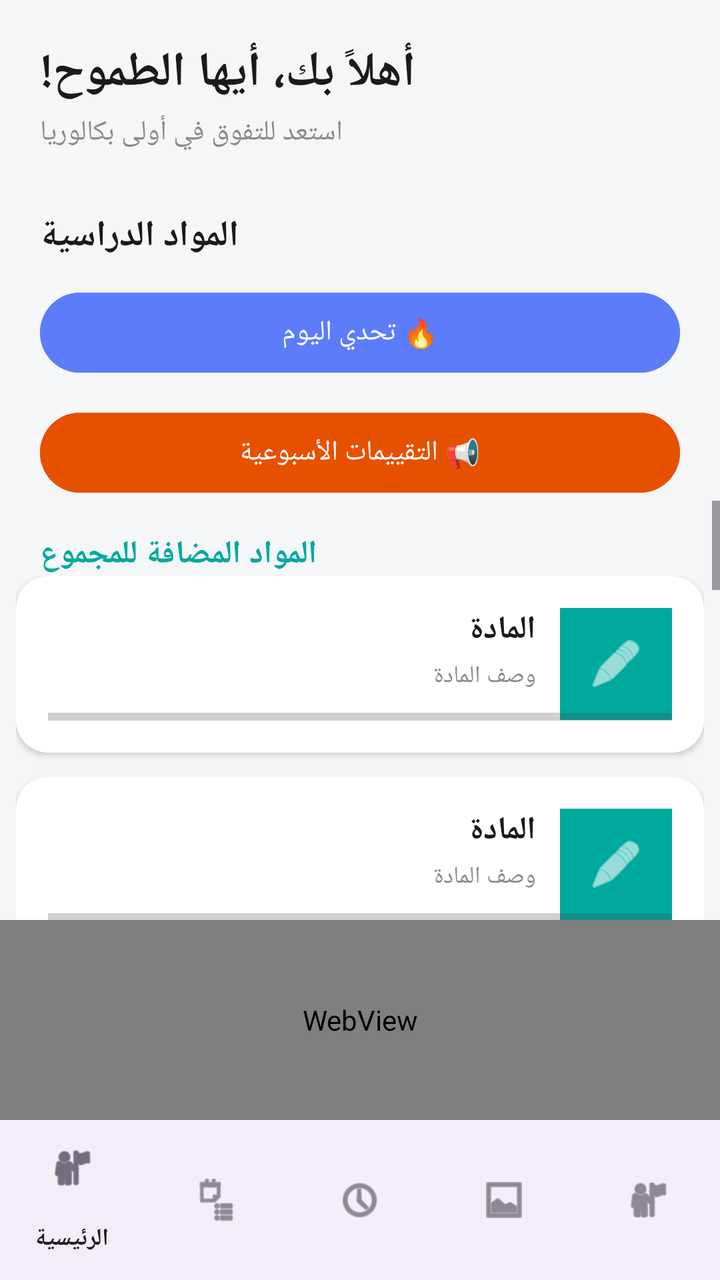
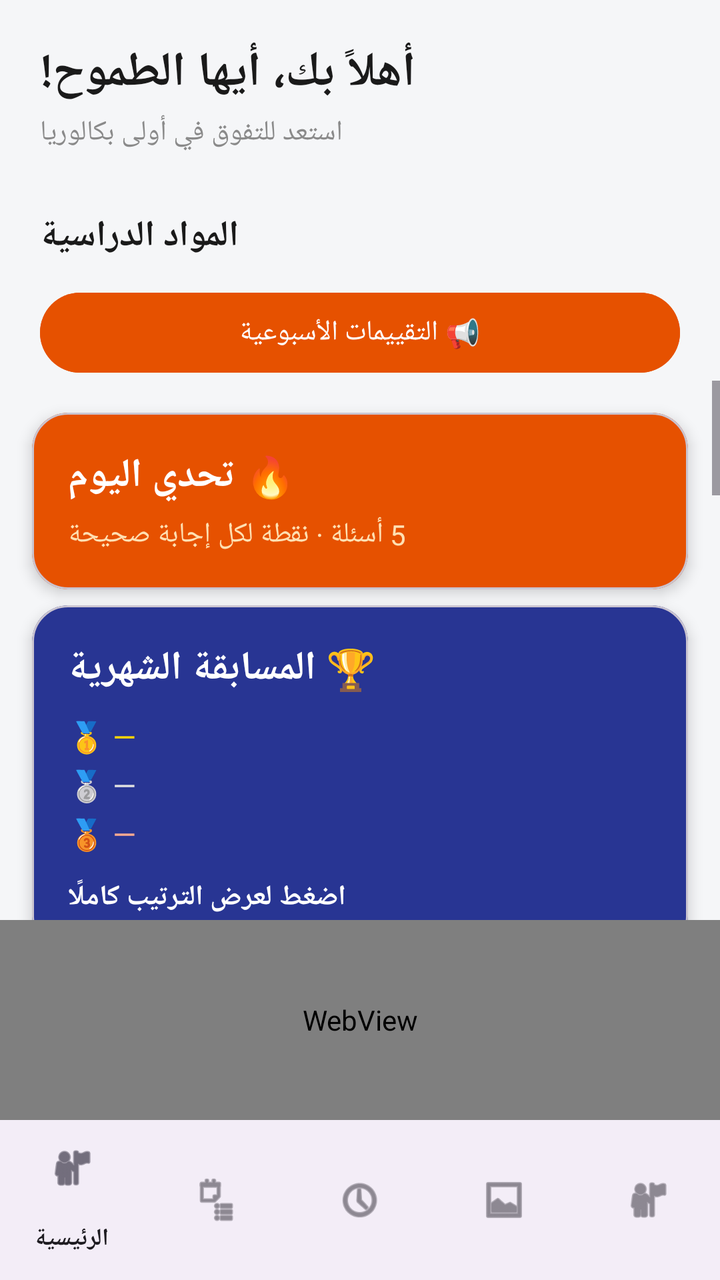

The first picture is an Android layout as it rendered before a commit; the second is the same layout after the commit. The layout source and the unified diff follow.
<!-- AndroidManifest.xml: application theme Theme.1Bac -->
<!-- res/layout/activity_main.xml -->
<?xml version="1.0" encoding="utf-8"?>
<LinearLayout xmlns:android="http://schemas.android.com/apk/res/android"
    xmlns:app="http://schemas.android.com/apk/res-auto"
    android:layout_width="match_parent"
    android:layout_height="match_parent"
    android:orientation="vertical" android:id="@+id/main"
    android:background="@color/bg_gray">

    <LinearLayout
        android:layout_width="match_parent"
        android:layout_height="wrap_content"
        android:orientation="vertical"
        android:padding="20dp">

        <TextView
            android:layout_width="wrap_content"
            android:layout_height="wrap_content"
            android:text="أهلاً بك، أيها الطموح!"
            android:textSize="24sp"
            android:textStyle="bold"
            android:textColor="@color/text_dark" />

        <TextView
            android:layout_width="wrap_content"
            android:layout_height="wrap_content"
            android:layout_marginTop="4dp"
            android:text="استعد للتفوق في أولى بكالوريا"
            android:textSize="14sp"
            android:textColor="@color/text_gray" />
    </LinearLayout>

    <TextView
        android:layout_width="wrap_content"
        android:layout_height="wrap_content"
        android:layout_marginStart="20dp"
        android:layout_marginTop="10dp"
        android:text="المواد الدراسية"
        android:textSize="18sp"
        android:textStyle="bold"
        android:textColor="@color/text_dark" />
    <Button
    android:id="@+id/btnDailyChallenge"
    android:layout_width="match_parent"
    android:layout_height="wrap_content"
    android:layout_marginHorizontal="20dp"
    android:layout_marginTop="12dp"
    android:text="🔥 تحدي اليوم"
    android:backgroundTint="#5C7CFA"
    android:textColor="#FFFFFF" />
    <Button
        android:id="@+id/btnWeeklyUpdates"
        android:layout_width="match_parent"
        android:layout_height="wrap_content"
        android:layout_marginHorizontal="20dp"
        android:layout_marginTop="12dp"
        android:text="📢 التقييمات الأسبوعية"
        android:backgroundTint="#E65100"
        android:textColor="#FFFFFF" />

    <ScrollView
        android:layout_width="match_parent"
        android:layout_height="0dp"
        android:layout_weight="1">

        <LinearLayout
            android:layout_width="match_parent"
            android:layout_height="wrap_content"
            android:orientation="vertical"
            android:padding="8dp">

            <TextView
                android:layout_width="wrap_content"
                android:layout_height="wrap_content"
                android:layout_marginStart="12dp"
                android:layout_marginTop="8dp"
                android:text="المواد المضافة للمجموع"
                android:textSize="16sp"
                android:textStyle="bold"
                android:textColor="@color/teal_primary"/>

            <LinearLayout
                android:layout_width="match_parent"
                android:layout_height="wrap_content"
                android:orientation="vertical">
                <include layout="@layout/item_subject" android:id="@+id/cardArabic" />
                <include layout="@layout/item_subject" android:id="@+id/cardEnglish" />
                <include layout="@layout/item_subject" android:id="@+id/cardMath" />
                <include layout="@layout/item_subject" android:id="@+id/cardScience" />
                <include layout="@layout/item_subject" android:id="@+id/cardPhilosophy" />
                <include layout="@layout/item_subject" android:id="@+id/cardHistory" />
            </LinearLayout>

            <TextView
                android:layout_width="wrap_content"
                android:layout_height="wrap_content"
                android:layout_marginStart="12dp"
                android:layout_marginTop="16dp"
                android:text="المواد الغير مضافة للمجموع"
                android:textSize="16sp"
                android:textStyle="bold"
                android:textColor="@color/red_accent" />

            <LinearLayout
                android:layout_width="match_parent"
                android:layout_height="wrap_content"
                android:orientation="vertical">
                <include layout="@layout/item_subject" android:id="@+id/cardProgramming" />
                <include layout="@layout/item_subject" android:id="@+id/cardIslamic" />
                <include layout="@layout/item_subject" android:id="@+id/cardFrench" />
            </LinearLayout>

        </LinearLayout>
    </ScrollView>

    <WebView
        android:id="@+id/adWebView"
        android:layout_width="match_parent"
        android:layout_height="100dp" />

    <com.google.android.material.bottomnavigation.BottomNavigationView
        android:id="@+id/bottomNav"
        android:layout_width="match_parent"
        android:layout_height="wrap_content"
        app:menu="@menu/bottom_nav_menu" />

</LinearLayout>
<!-- res/layout/item_subject.xml (included above) -->
<?xml version="1.0" encoding="utf-8"?>
<androidx.cardview.widget.CardView xmlns:android="http://schemas.android.com/apk/res/android"
    xmlns:app="http://schemas.android.com/apk/res-auto"
    android:layout_width="match_parent"
    android:layout_height="wrap_content"
    app:cardCornerRadius="16dp"
    app:cardElevation="2dp"
    app:cardBackgroundColor="@android:color/white"
    android:layout_marginBottom="12dp">

    <RelativeLayout
        android:layout_width="match_parent"
        android:layout_height="wrap_content"
        android:padding="16dp">

        <LinearLayout
            android:id="@+id/iconBox"
            android:layout_width="56dp"
            android:layout_height="56dp"
            android:layout_alignParentEnd="true"
            android:gravity="center"
            android:background="@color/teal_primary">

            <ImageView
                android:id="@+id/subjectIcon"
                android:layout_width="28dp"
                android:layout_height="28dp"
                android:src="@android:drawable/ic_menu_edit"
                app:tint="@android:color/white" />
        </LinearLayout>

        <TextView
            android:id="@+id/subjectName"
            android:layout_width="wrap_content"
            android:layout_height="wrap_content"
            android:layout_toStartOf="@id/iconBox"
            android:layout_marginEnd="12dp"
            android:text="المادة"
            android:textStyle="bold"
            android:textSize="16sp"
            android:textColor="@color/text_dark" />

        <TextView
            android:id="@+id/subjectDesc"
            android:layout_width="wrap_content"
            android:layout_height="wrap_content"
            android:layout_below="@id/subjectName"
            android:layout_toStartOf="@id/iconBox"
            android:layout_marginEnd="12dp"
            android:layout_marginTop="4dp"
            android:text="وصف المادة"
            android:textSize="12sp"
            android:textColor="@color/text_gray" />

        <ProgressBar
            android:id="@+id/subjectProgress"
            style="?android:attr/progressBarStyleHorizontal"
            android:layout_width="match_parent"
            android:layout_height="4dp"
            android:layout_below="@id/subjectDesc"
            android:layout_marginTop="10dp"
            android:max="100"
            android:progress="0" />

    </RelativeLayout>
</androidx.cardview.widget.CardView>
<!-- resources referenced by this layout -->
<resources>
  <color name="bg_gray">#F5F6F8</color>
  <color name="red_accent">#F44857</color>
  <color name="teal_primary">#00A99D</color>
  <color name="text_dark">#1A1A1A</color>
  <color name="text_gray">#8A8A8A</color>
  <style name="Theme.1Bac" parent="Base.Theme.1Bac" />
  <style name="Base.Theme.1Bac" parent="Theme.Material3.DayNight.NoActionBar">
          
          
      </style>
</resources>

<!-- the commit's change to res/layout/activity_main.xml (unified diff, before → after) -->
@@ -39,15 +39,6 @@
         android:textStyle="bold"
         android:textColor="@color/text_dark" />
     <Button
-    android:id="@+id/btnDailyChallenge"
-    android:layout_width="match_parent"
-    android:layout_height="wrap_content"
-    android:layout_marginHorizontal="20dp"
-    android:layout_marginTop="12dp"
-    android:text="🔥 تحدي اليوم"
-    android:backgroundTint="#5C7CFA"
-    android:textColor="#FFFFFF" />
-    <Button
         android:id="@+id/btnWeeklyUpdates"
         android:layout_width="match_parent"
         android:layout_height="wrap_content"
@@ -67,6 +58,81 @@
             android:layout_height="wrap_content"
             android:orientation="vertical"
             android:padding="8dp">
+            <com.google.android.material.card.MaterialCardView
+    android:id="@+id/cardDailyChallenge"
+    android:layout_width="match_parent"
+    android:layout_height="wrap_content"
+    android:layout_margin="8dp"
+    app:cardCornerRadius="18dp"
+    app:cardElevation="4dp"
+    app:cardBackgroundColor="#E65100">
+
+    <LinearLayout
+        android:layout_width="match_parent"
+        android:layout_height="wrap_content"
+        android:orientation="vertical"
+        android:padding="18dp">
+
+        <TextView
+            android:id="@+id/tvDailyTitle"
+            android:layout_width="wrap_content"
+            android:layout_height="wrap_content"
+            android:text="🔥 تحدي اليوم"
+            android:textSize="20sp"
+            android:textStyle="bold"
+            android:textColor="#FFFFFF" />
+
+        <TextView
+            android:id="@+id/tvDailySub"
+            android:layout_width="wrap_content"
+            android:layout_height="wrap_content"
+            android:layout_marginTop="6dp"
+            android:text="5 أسئلة · نقطة لكل إجابة صحيحة"
+            android:textSize="14sp"
+            android:textColor="#FFE0B2" />
+    </LinearLayout>
+</com.google.android.material.card.MaterialCardView>
+
+<com.google.android.material.card.MaterialCardView
+    android:id="@+id/cardMonthly"
+    android:layout_width="match_parent"
+    android:layout_height="wrap_content"
+    android:layout_marginStart="8dp"
+    android:layout_marginEnd="8dp"
+    android:layout_marginBottom="8dp"
+    app:cardCornerRadius="18dp"
+    app:cardElevation="4dp"
+    app:cardBackgroundColor="#283593">
+
+    <LinearLayout
+        android:layout_width="match_parent"
+        android:layout_height="wrap_content"
+        android:orientation="vertical"
+        android:padding="18dp">
+
+        <TextView
+            android:layout_width="wrap_content"
+            android:layout_height="wrap_content"
+            android:text="🏆 المسابقة الشهرية"
+            android:textSize="20sp"
+            android:textStyle="bold"
+            android:textColor="#FFFFFF" />
+
+        <TextView android:id="@+id/tvTop1" android:layout_width="wrap_content" android:layout_height="wrap_content" android:layout_marginTop="10dp" android:text="🥇 —" android:textSize="15sp" android:textColor="#FFD700" />
+        <TextView android:id="@+id/tvTop2" android:layout_width="wrap_content" android:layout_height="wrap_content" android:layout_marginTop="4dp" android:text="🥈 —" android:textSize="15sp" android:textColor="#E0E0E0" />
+        <TextView android:id="@+id/tvTop3" android:layout_width="wrap_content" android:layout_height="wrap_content" android:layout_marginTop="4dp" android:text="🥉 —" android:textSize="15sp" android:textColor="#FFAB91" />
+
+        <TextView
+            android:id="@+id/tvMyRank"
+            android:layout_width="wrap_content"
+            android:layout_height="wrap_content"
+            android:layout_marginTop="12dp"
+            android:text="اضغط لعرض الترتيب كاملًا"
+            android:textSize="14sp"
+            android:textStyle="bold"
+            android:textColor="#FFFFFF" />
+    </LinearLayout>
+</com.google.android.material.card.MaterialCardView>
 
             <TextView
                 android:layout_width="wrap_content"
